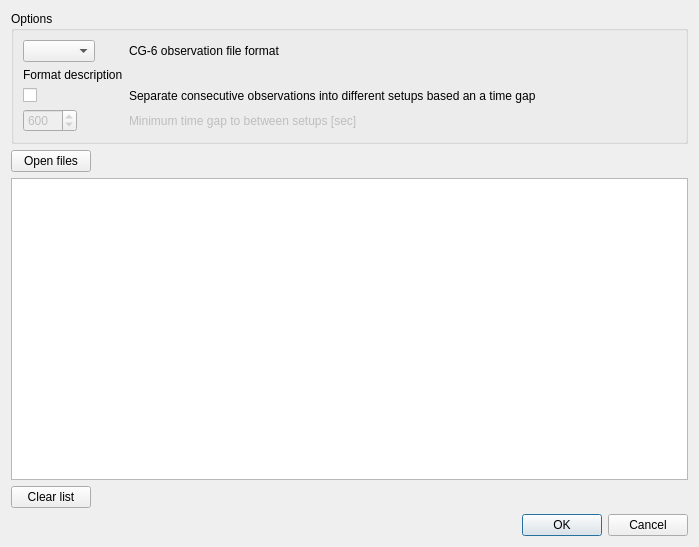
Old version of the form gravtools/gui/dialog_load_cg6_obs_files.ui in the repository ahellers/GravTools.
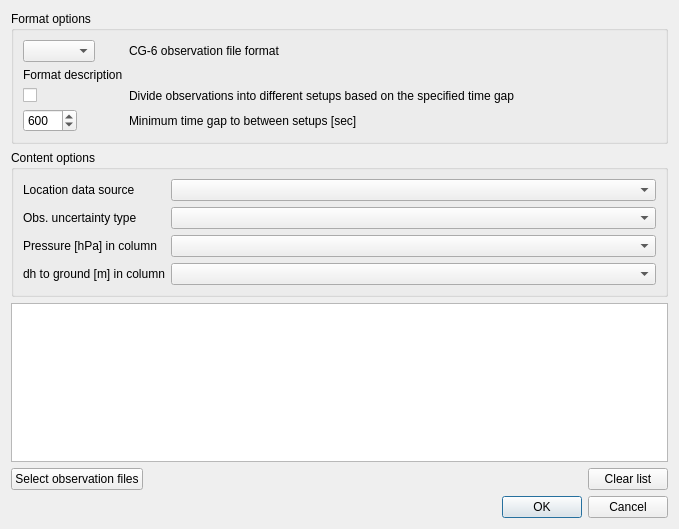
New version of the form.

Commit message: Added GUI dialog fpr loading CG6 observation files. Loading CG6 observation files issed by LynxLG is now possible. The CG6 observations are handled analog to CG5 observations at the moment.

```diff
--- a/gravtools/gui/dialog_load_cg6_obs_files.ui
+++ b/gravtools/gui/dialog_load_cg6_obs_files.ui
@@ -6,8 +6,8 @@
    <rect>
     <x>0</x>
     <y>0</y>
-    <width>699</width>
-    <height>547</height>
+    <width>679</width>
+    <height>529</height>
    </rect>
   </property>
   <property name="windowTitle">
@@ -17,7 +17,7 @@
    <item>
     <widget class="QGroupBox" name="groupBox">
      <property name="title">
-      <string>Options</string>
+      <string>Format options</string>
      </property>
      <layout class="QVBoxLayout" name="verticalLayout">
       <item>
@@ -35,7 +35,10 @@
         <item row="3" column="0">
          <widget class="QSpinBox" name="spinBox_dt_sec">
           <property name="enabled">
-           <bool>false</bool>
+           <bool>true</bool>
+          </property>
+          <property name="toolTip">
+           <string>Time gap that is used to divide observations into differnt setups.</string>
           </property>
           <property name="maximum">
            <number>9999</number>
@@ -48,7 +51,10 @@
         <item row="3" column="1">
          <widget class="QLabel" name="label_dt_sec">
           <property name="enabled">
-           <bool>false</bool>
+           <bool>true</bool>
+          </property>
+          <property name="toolTip">
+           <string>Time gap that is used to divide observations into differnt setups.</string>
           </property>
           <property name="text">
            <string>Minimum time gap to between setups [sec]</string>
@@ -65,7 +71,7 @@
         <item row="2" column="1">
          <widget class="QLabel" name="label_use_dt">
           <property name="text">
-           <string>Separate consecutive observations into different setups based an a time gap</string>
+           <string>Divide observations into different setups based on the specified time gap</string>
           </property>
          </widget>
         </item>
@@ -92,34 +98,117 @@
     </widget>
    </item>
    <item>
-    <layout class="QHBoxLayout" name="horizontalLayout">
-     <item>
-      <widget class="QPushButton" name="pushButton_select_files">
-       <property name="text">
-        <string>Open files</string>
-       </property>
-      </widget>
-     </item>
-     <item>
-      <spacer name="horizontalSpacer">
-       <property name="orientation">
-        <enum>Qt::Horizontal</enum>
-       </property>
-       <property name="sizeHint" stdset="0">
-        <size>
-         <width>40</width>
-         <height>20</height>
-        </size>
-       </property>
-      </spacer>
-     </item>
-    </layout>
+    <widget class="QGroupBox" name="groupBox_content_options">
+     <property name="toolTip">
+      <string>File content options. </string>
+     </property>
+     <property name="title">
+      <string>Content options</string>
+     </property>
+     <layout class="QFormLayout" name="formLayout_2">
+      <item row="0" column="0">
+       <widget class="QLabel" name="label_location_type">
+        <property name="toolTip">
+         <string>&lt;html&gt;&lt;head/&gt;&lt;body&gt;&lt;p&gt;Select the type of location data (i.e. the location source) that is used for georeferencing the observations. The CG6 observation file format contains location data based on user input (&amp;quot;&lt;span style=&quot; font-weight:600;&quot;&gt;user&lt;/span&gt;&amp;quot;) and based on measurements with the GPS module (&amp;quot;&lt;span style=&quot; font-weight:600;&quot;&gt;GPS&lt;/span&gt;&amp;quot;). Have a look at the instrument's manual for more details.&lt;/p&gt;&lt;/body&gt;&lt;/html&gt;</string>
+        </property>
+        <property name="text">
+         <string>Location data source</string>
+        </property>
+       </widget>
+      </item>
+      <item row="0" column="1">
+       <widget class="QComboBox" name="comboBox_location_type">
+        <property name="toolTip">
+         <string>&lt;html&gt;&lt;head/&gt;&lt;body&gt;&lt;p&gt;Select the type of location data (i.e. the location source) that is used for georeferencing the observations. The CG6 observation file format contains location data based on user input (&amp;quot;&lt;span style=&quot; font-weight:600;&quot;&gt;user&lt;/span&gt;&amp;quot;) and based on measurements with the GPS module (&amp;quot;&lt;span style=&quot; font-weight:600;&quot;&gt;GPS&lt;/span&gt;&amp;quot;). Have a look at the instrument's manual for more details.&lt;/p&gt;&lt;/body&gt;&lt;/html&gt;</string>
+        </property>
+       </widget>
+      </item>
+      <item row="1" column="0">
+       <widget class="QLabel" name="label_obs_uncertainty_type">
+        <property name="toolTip">
+         <string>&lt;html&gt;&lt;head/&gt;&lt;body&gt;&lt;p&gt;Select the type of observation uncertainty that is loaded from the observation files. The CG6 provides two types of uncertainties: &lt;span style=&quot; font-weight:600;&quot;&gt;standard deviations&lt;/span&gt; and &lt;span style=&quot; font-weight:600;&quot;&gt;standard errors&lt;/span&gt;. Have a look at the instrument's manual for more details.&lt;/p&gt;&lt;/body&gt;&lt;/html&gt;</string>
+        </property>
+        <property name="text">
+         <string>Obs. uncertainty type</string>
+        </property>
+       </widget>
+      </item>
+      <item row="1" column="1">
+       <widget class="QComboBox" name="comboBox_uncertainty_type">
+        <property name="toolTip">
+         <string>&lt;html&gt;&lt;head/&gt;&lt;body&gt;&lt;p&gt;Select the type of observation uncertainty that is loaded from the observation files. The CG6 provides two types of uncertainties: &lt;span style=&quot; font-weight:600;&quot;&gt;standard deviations&lt;/span&gt; and &lt;span style=&quot; font-weight:600;&quot;&gt;standard errors&lt;/span&gt;. Have a look at the instrument's manual for more details.&lt;/p&gt;&lt;/body&gt;&lt;/html&gt;</string>
+        </property>
+       </widget>
+      </item>
+      <item row="2" column="0">
+       <widget class="QLabel" name="label_pres_in_column">
+        <property name="toolTip">
+         <string>&lt;html&gt;&lt;head/&gt;&lt;body&gt;&lt;p&gt;Select the observation file colum containing in-situ measurements of the atmospheric pressure [hPa]. &lt;/p&gt;&lt;p&gt;Since the CG6 observation file formats do not provide a native data column for this kind of information, another column with user input can be used instead.&lt;/p&gt;&lt;/body&gt;&lt;/html&gt;</string>
+        </property>
+        <property name="text">
+         <string>Pressure [hPa] in column</string>
+        </property>
+       </widget>
+      </item>
+      <item row="2" column="1">
+       <widget class="QComboBox" name="comboBox_pres_in_column">
+        <property name="toolTip">
+         <string>&lt;html&gt;&lt;head/&gt;&lt;body&gt;&lt;p&gt;Select the observation file colum containing in-situ measurements of the atmospheric pressure [hPa]. &lt;/p&gt;&lt;p&gt;Since the CG6 observation file formats do not provide a native data column for this kind of information, another column with user input can be used instead.&lt;/p&gt;&lt;/body&gt;&lt;/html&gt;</string>
+        </property>
+       </widget>
+      </item>
+      <item row="3" column="0">
+       <widget class="QLabel" name="label_dhb_in_column">
+        <property name="toolTip">
+         <string>&lt;html&gt;&lt;head/&gt;&lt;body&gt;&lt;p&gt;Select the observation file colum containing height differences [m] between the instrument's top surface and the ground.&lt;/p&gt;&lt;p&gt;Since the CG6 observation file formats do not provide a native data column for this kind of information, another column with user input can be used instead.&lt;/p&gt;&lt;/body&gt;&lt;/html&gt;</string>
+        </property>
+        <property name="text">
+         <string>dh to ground [m] in column</string>
+        </property>
+       </widget>
+      </item>
+      <item row="3" column="1">
+       <widget class="QComboBox" name="comboBox_dhb_in_column">
+        <property name="toolTip">
+         <string>&lt;html&gt;&lt;head/&gt;&lt;body&gt;&lt;p&gt;Select the observation file colum containing height differences [m] between the instrument's top surface and the ground.&lt;/p&gt;&lt;p&gt;Since the CG6 observation file formats do not provide a native data column for this kind of information, another column with user input can be used instead.&lt;/p&gt;&lt;/body&gt;&lt;/html&gt;</string>
+        </property>
+       </widget>
+      </item>
+     </layout>
+    </widget>
    </item>
    <item>
-    <widget class="QListWidget" name="listWidget_open_files"/>
+    <widget class="QListWidget" name="listWidget_open_files">
+     <property name="toolTip">
+      <string>&lt;html&gt;&lt;head/&gt;&lt;body&gt;&lt;p&gt;List of observation files that will be loaded. Please be aware that all files need to have the same format (matching the selection above.&lt;/p&gt;&lt;/body&gt;&lt;/html&gt;</string>
+     </property>
+    </widget>
    </item>
    <item>
     <layout class="QHBoxLayout" name="horizontalLayout_2">
+     <item>
+      <widget class="QPushButton" name="pushButton_select_files">
+       <property name="toolTip">
+        <string>&lt;html&gt;&lt;head/&gt;&lt;body&gt;&lt;p&gt;Press to open file selection dialog for observation files. Please be aware that all selectd files need to have have the same format (matching the selection above.&lt;/p&gt;&lt;/body&gt;&lt;/html&gt;</string>
+       </property>
+       <property name="text">
+        <string>Select observation files</string>
+       </property>
+      </widget>
+     </item>
+     <item>
+      <spacer name="horizontalSpacer_2">
+       <property name="orientation">
+        <enum>Qt::Horizontal</enum>
+       </property>
+       <property name="sizeHint" stdset="0">
+        <size>
+         <width>40</width>
+         <height>20</height>
+        </size>
+       </property>
+      </spacer>
+     </item>
      <item>
       <widget class="QPushButton" name="pushButton_clear_list">
        <property name="text">
@@ -127,19 +216,6 @@
        </property>
       </widget>
      </item>
-     <item>
-      <spacer name="horizontalSpacer_2">
-       <property name="orientation">
-        <enum>Qt::Horizontal</enum>
-       </property>
-       <property name="sizeHint" stdset="0">
-        <size>
-         <width>40</width>
-         <height>20</height>
-        </size>
-       </property>
-      </spacer>
-     </item>
     </layout>
    </item>
    <item>
```
Left out of the diff: 61 changed lines with no effect on the pictures. The commit also changes 12 other files.
